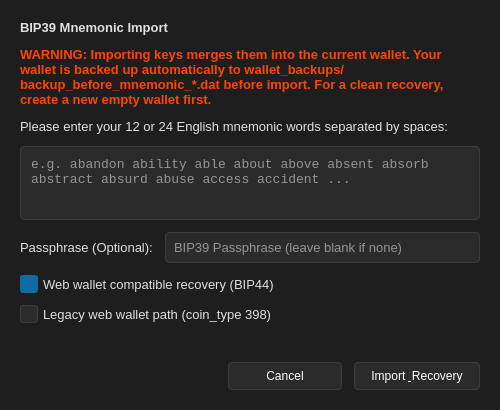
jin7659/xpchain-community-core-upgrade, file src/qt/forms/mnemonicimportdialog.ui: the form before one commit.
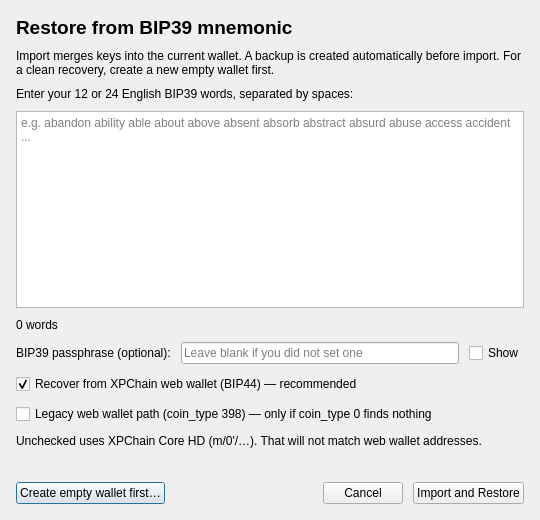
The form after the commit.

Commit message:
Improve BIP39 mnemonic restore UX and rescan notifications
Clarify backup paths (wallet_backups vs backups), BIP44 vs Core HD
labels, and empty-wallet guidance; add live BIP39 word-count/hints;
route rescan completion through WalletModel so the dialog can close
safely while the main window shows progress and a finish notice.

What changed in the file:
```diff
--- a/src/qt/forms/mnemonicimportdialog.ui
+++ b/src/qt/forms/mnemonicimportdialog.ui
@@ -6,63 +6,46 @@
    <rect>
     <x>0</x>
     <y>0</y>
-    <width>500</width>
-    <height>410</height>
+    <width>540</width>
+    <height>520</height>
    </rect>
   </property>
   <property name="windowTitle">
-   <string>Import Wallet via Mnemonic (BIP39)</string>
-  </property>
-  <property name="styleSheet">
-   <string notr="true">QDialog { background-color: #1e1e1e; color: #ffffff; }
-QLabel { color: #e0e0e0; font-size: 13px; }
-QPlainTextEdit { background-color: #2b2b2b; color: #ffffff; border: 1px solid #3d3d3d; border-radius: 4px; padding: 6px; font-family: monospace; font-size: 13px; }
-QLineEdit { background-color: #2b2b2b; color: #ffffff; border: 1px solid #3d3d3d; border-radius: 4px; padding: 6px; font-size: 13px; }
-QPlainTextEdit:focus, QLineEdit:focus { border: 1px solid #106ba3; }
-QCheckBox { color: #e0e0e0; font-size: 13px; spacing: 5px; }
-QCheckBox::indicator { width: 16px; height: 16px; border: 1px solid #3d3d3d; border-radius: 3px; background-color: #2b2b2b; }
-QCheckBox::indicator:checked { background-color: #106ba3; border: 1px solid #106ba3; }
-QPushButton { background-color: #2b2b2b; color: #ffffff; border: 1px solid #3d3d3d; border-radius: 4px; padding: 6px 16px; min-width: 80px; }
-QPushButton:hover { background-color: #106ba3; border: 1px solid #106ba3; color: #ffffff; font-weight: bold; }
-QPushButton:pressed { background-color: #0d4f7a; }
-</string>
+   <string>Restore Wallet from Mnemonic (BIP39)</string>
   </property>
   <layout class="QVBoxLayout" name="verticalLayout">
    <property name="spacing">
-    <number>12</number>
+    <number>10</number>
    </property>
    <property name="leftMargin">
-    <number>20</number>
+    <number>16</number>
    </property>
    <property name="topMargin">
-    <number>20</number>
+    <number>16</number>
    </property>
    <property name="rightMargin">
-    <number>20</number>
+    <number>16</number>
    </property>
    <property name="bottomMargin">
-    <number>20</number>
+    <number>16</number>
    </property>
    <item>
     <widget class="QLabel" name="titleLabel">
      <property name="font">
       <font>
-       <pointsize>16</pointsize>
+       <pointsize>14</pointsize>
        <bold>true</bold>
       </font>
      </property>
      <property name="text">
-      <string>BIP39 Mnemonic Import</string>
+      <string>Restore from BIP39 mnemonic</string>
      </property>
     </widget>
    </item>
    <item>
      <widget class="QLabel" name="warningLabel">
-      <property name="styleSheet">
-       <string notr="true">color: #ff4500; font-weight: bold;</string>
-      </property>
       <property name="text">
-       <string>WARNING: Importing keys merges them into the current wallet. Your wallet is backed up automatically to wallet_backups/backup_before_mnemonic_*.dat before import. For a clean recovery, create a new empty wallet first.</string>
+       <string>Import merges keys into the current wallet. A backup is created automatically before import. For a clean recovery, create a new empty wallet first.</string>
       </property>
       <property name="wordWrap">
        <bool>true</bool>
@@ -72,7 +55,7 @@
    <item>
     <widget class="QLabel" name="instructionLabel">
      <property name="text">
-      <string>Please enter your 12 or 24 English mnemonic words separated by spaces:</string>
+      <string>Enter your 12 or 24 English BIP39 words, separated by spaces:</string>
      </property>
      <property name="wordWrap">
       <bool>true</bool>
@@ -86,12 +69,19 @@
      </property>
     </widget>
    </item>
+   <item>
+    <widget class="QLabel" name="wordCountLabel">
+     <property name="text">
+      <string>0 words</string>
+     </property>
+    </widget>
+   </item>
    <item>
     <layout class="QHBoxLayout" name="passphraseLayout">
      <item>
       <widget class="QLabel" name="passphraseLabel">
        <property name="text">
-        <string>Passphrase (Optional):</string>
+        <string>BIP39 passphrase (optional):</string>
        </property>
       </widget>
      </item>
@@ -101,7 +91,14 @@
         <enum>QLineEdit::Password</enum>
        </property>
        <property name="placeholderText">
-        <string>BIP39 Passphrase (leave blank if none)</string>
+        <string>Leave blank if you did not set one</string>
+       </property>
+      </widget>
+     </item>
+     <item>
+      <widget class="QCheckBox" name="showPassphraseCheckBox">
+       <property name="text">
+        <string>Show</string>
        </property>
       </widget>
      </item>
@@ -110,7 +107,7 @@
    <item>
     <widget class="QCheckBox" name="bip44CheckBox">
      <property name="text">
-      <string>Web wallet compatible recovery (BIP44)</string>
+      <string>Recover from XPChain web wallet (BIP44) — recommended</string>
      </property>
      <property name="checked">
       <bool>true</bool>
@@ -120,18 +117,22 @@
    <item>
     <widget class="QCheckBox" name="legacyCoinTypeCheckBox">
      <property name="text">
-      <string>Legacy web wallet path (coin_type 398)</string>
+      <string>Legacy web wallet path (coin_type 398) — only if coin_type 0 finds nothing</string>
      </property>
-     <property name="enabled">
+    </widget>
+   </item>
+   <item>
+    <widget class="QLabel" name="pathHintLabel">
+     <property name="text">
+      <string>Unchecked uses XPChain Core HD (m/0'/…). That will not match web wallet addresses.</string>
+     </property>
+     <property name="wordWrap">
       <bool>true</bool>
      </property>
     </widget>
    </item>
    <item>
     <widget class="QLabel" name="statusLabel">
-     <property name="styleSheet">
-      <string notr="true">color: #00ff00;</string>
-     </property>
      <property name="text">
       <string/>
      </property>
@@ -142,6 +143,16 @@
    </item>
    <item>
     <layout class="QHBoxLayout" name="buttonLayout">
+     <item>
+      <widget class="QPushButton" name="createEmptyWalletButton">
+       <property name="toolTip">
+        <string>Close this dialog, then use File → Create Wallet for a clean restore target.</string>
+       </property>
+       <property name="text">
+        <string>Create empty wallet first…</string>
+       </property>
+      </widget>
+     </item>
      <item>
       <spacer name="horizontalSpacer">
        <property name="orientation">
@@ -165,7 +176,7 @@
      <item>
       <widget class="QPushButton" name="importButton">
        <property name="text">
-        <string>Import &amp; Recovery</string>
+        <string>Import and Restore</string>
        </property>
       </widget>
      </item>
```
Left out of the diff: 6 changed lines with no effect on the pictures. The commit also changes 6 other files.
